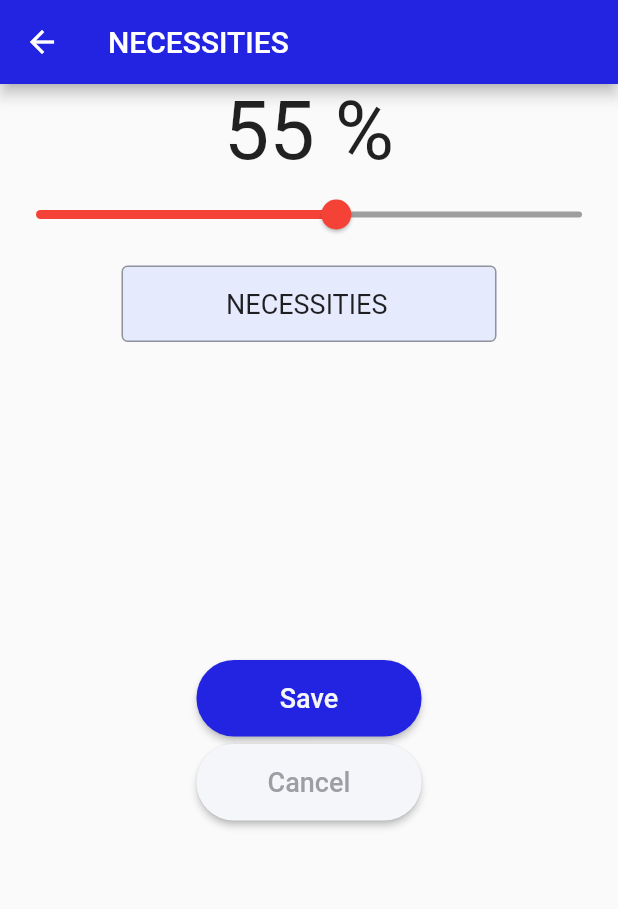
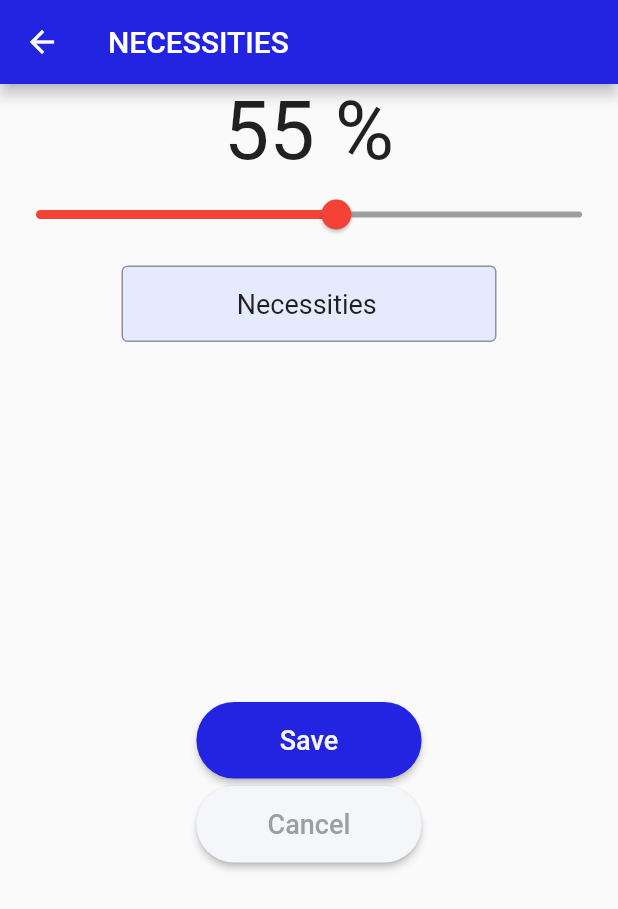
Before and after one commit to carloadamos/income_splitter, a Flutter app: the CategoryPage screen opened directly with sample values from the repository, on a phone screen of 412 x 824 dp. Shown: the top 909 px of the screen. Run offline on Flutter 3.47's test engine with Material 2 defaults, Android fonts, the phone set to English and light mode, and no system bars.

Commit message:
Move setting of title controller outside build then remove unnecessary checking

```diff
--- a/lib/page/category_page.dart
+++ b/lib/page/category_page.dart
@@ -12,13 +12,18 @@ class CategoryPage extends StatefulWidget {
 }
 
 class _CategoryPageState extends State<CategoryPage> {
+  TextEditingController categoryNameController = TextEditingController();
+
+  @override
+  initState() {
+    categoryNameController.text = widget.category.categoryName;
+    super.initState();
+  }
+
   @override
   Widget build(BuildContext context) {
-    bool newCategory = widget.category.categoryId == 0 ? true : false;
-    String title = newCategory ? 'New Category' : widget.category.categoryName;
 
-    var categoryNameController = TextEditingController();
-    categoryNameController.text = title.toUpperCase();
+
 
     // Color
     final textFieldColor = const Color(0xFFE6EAFD);
@@ -47,10 +52,12 @@ class _CategoryPageState extends State<CategoryPage> {
       appBar: AppBar(
         backgroundColor: Theme.of(context).primaryColor,
         title: Text(
-          '$title'.toUpperCase(),
+          categoryNameController.text.toUpperCase(),
         ),
       ),
-      body: Center(
+      body: SingleChildScrollView(
+        child: Container(
+          height: MediaQuery.of(context).size.height,
           child: Column(
             children: <Widget>[
               Expanded(
@@ -65,6 +72,7 @@ class _CategoryPageState extends State<CategoryPage> {
               ),
               actionButtons
             ],
+          ),
         ),
       ),
     );
@@ -96,6 +104,9 @@ class CategoryNameTextField extends StatelessWidget {
         child: TextFormField(
           textAlign: TextAlign.center,
           controller: categoryNameController,
+          keyboardType: TextInputType.text,
+          onEditingComplete: () =>
+              category.categoryName = categoryNameController.text,
           style: TextStyle(fontSize: 18),
           decoration: InputDecoration(
             contentPadding: const EdgeInsets.all(15.0),
```
Lines whose indentation alone changed are shown as unchanged.
